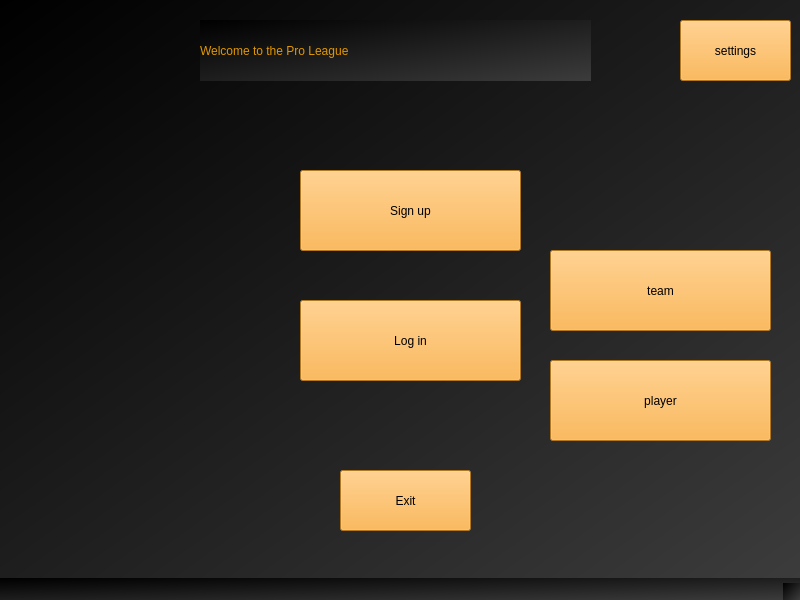
Ahmed1614/qt-bla, file mainwindow.ui: the form before one commit.
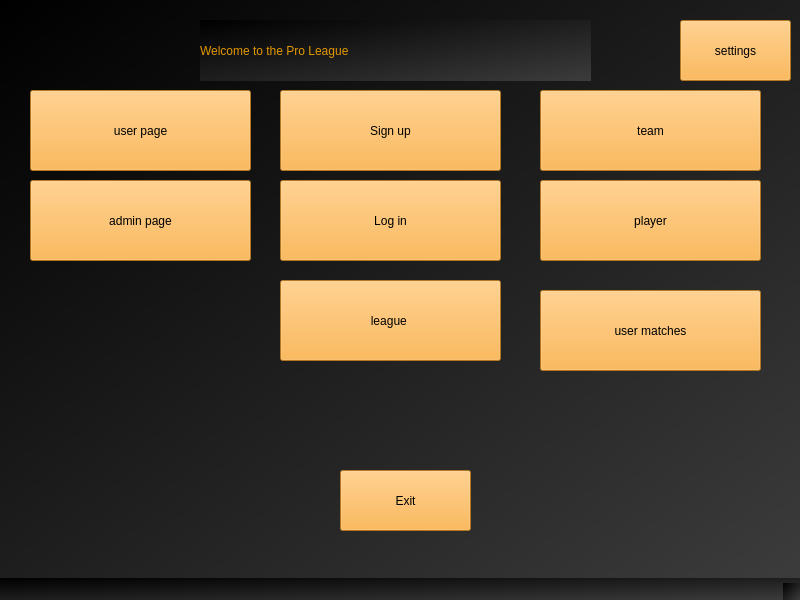
The form after the commit.

What changed in the file:
```diff
--- a/mainwindow.ui
+++ b/mainwindow.ui
@@ -41,8 +41,8 @@
    <widget class="QPushButton" name="pushButton">
     <property name="geometry">
      <rect>
-      <x>300</x>
-      <y>170</y>
+      <x>280</x>
+      <y>90</y>
       <width>221</width>
       <height>81</height>
      </rect>
@@ -77,8 +77,8 @@
    <widget class="QPushButton" name="pushButton_3">
     <property name="geometry">
      <rect>
-      <x>300</x>
-      <y>300</y>
+      <x>280</x>
+      <y>180</y>
       <width>221</width>
       <height>81</height>
      </rect>
@@ -113,8 +113,8 @@
    <widget class="QPushButton" name="pushButton_5">
     <property name="geometry">
      <rect>
-      <x>550</x>
-      <y>250</y>
+      <x>540</x>
+      <y>90</y>
       <width>221</width>
       <height>81</height>
      </rect>
@@ -131,8 +131,8 @@
    <widget class="QPushButton" name="pushButton_6">
     <property name="geometry">
      <rect>
-      <x>550</x>
-      <y>360</y>
+      <x>540</x>
+      <y>180</y>
       <width>221</width>
       <height>81</height>
      </rect>
@@ -146,6 +146,78 @@
      <string>player</string>
     </property>
    </widget>
+   <widget class="QPushButton" name="userbutton">
+    <property name="geometry">
+     <rect>
+      <x>30</x>
+      <y>90</y>
+      <width>221</width>
+      <height>81</height>
+     </rect>
+    </property>
+    <property name="styleSheet">
+     <string notr="true">font: 14pt &quot;Showcard Gothic&quot;;
+color: rgb(0, 0, 0);
+background-color: rgb(251, 167, 45);</string>
+    </property>
+    <property name="text">
+     <string>user page</string>
+    </property>
+   </widget>
+   <widget class="QPushButton" name="userbutton_2">
+    <property name="geometry">
+     <rect>
+      <x>30</x>
+      <y>180</y>
+      <width>221</width>
+      <height>81</height>
+     </rect>
+    </property>
+    <property name="styleSheet">
+     <string notr="true">font: 14pt &quot;Showcard Gothic&quot;;
+color: rgb(0, 0, 0);
+background-color: rgb(251, 167, 45);</string>
+    </property>
+    <property name="text">
+     <string>admin page</string>
+    </property>
+   </widget>
+   <widget class="QPushButton" name="pushButton_7">
+    <property name="geometry">
+     <rect>
+      <x>540</x>
+      <y>290</y>
+      <width>221</width>
+      <height>81</height>
+     </rect>
+    </property>
+    <property name="styleSheet">
+     <string notr="true">font: 14pt &quot;Showcard Gothic&quot;;
+color: rgb(0, 0, 0);
+background-color: rgb(251, 167, 45);</string>
+    </property>
+    <property name="text">
+     <string>user matches</string>
+    </property>
+   </widget>
+   <widget class="QPushButton" name="pushButton_8">
+    <property name="geometry">
+     <rect>
+      <x>280</x>
+      <y>280</y>
+      <width>221</width>
+      <height>81</height>
+     </rect>
+    </property>
+    <property name="styleSheet">
+     <string notr="true">font: 14pt &quot;Showcard Gothic&quot;;
+color: rgb(0, 0, 0);
+background-color: rgb(251, 167, 45);</string>
+    </property>
+    <property name="text">
+     <string>league </string>
+    </property>
+   </widget>
   </widget>
   <widget class="QMenuBar" name="menubar">
    <property name="geometry">
```
